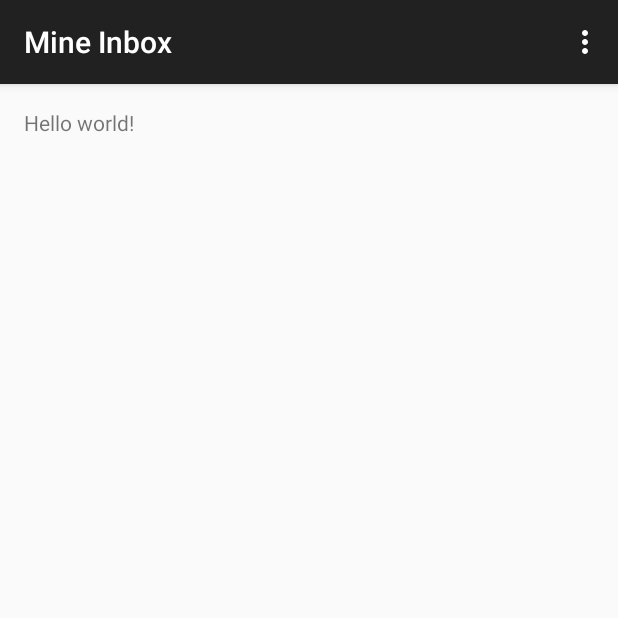
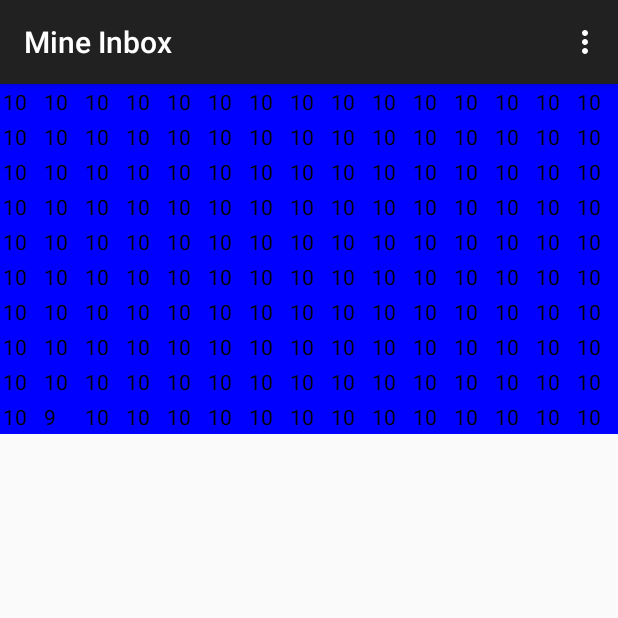
Before and after one commit to zhajnal/MineInbox, an Android app: the screen it shows after launch (MainActivity), on a phone screen of 412 x 824 dp, the top half of it. Run offline under Robolectric (Android 15) with nearby library versions, the phone set to English and light mode, and no system bars.

Commit message:
Mine Field Fragement

```diff
--- a/app/src/main/java/com/sap/i047525/mineinbox/MainActivity.java
+++ b/app/src/main/java/com/sap/i047525/mineinbox/MainActivity.java
@@ -10,8 +10,9 @@ import android.view.MenuItem;
 import android.view.View;
 import android.view.ViewGroup;
 import android.os.Build;
+import android.widget.ImageView;
+import android.widget.RelativeLayout;
 
-//test 2
 
 public class MainActivity extends ActionBarActivity {
 
@@ -21,7 +22,7 @@ public class MainActivity extends ActionBarActivity {
         setContentView(R.layout.activity_main);
         if (savedInstanceState == null) {
             getSupportFragmentManager().beginTransaction()
-                    .add(R.id.container, new PlaceholderFragment())
+                    .add(R.id.container, new MineFieldFragment())
                     .commit();
         }
     }
@@ -52,16 +53,5 @@ public class MainActivity extends ActionBarActivity {
     /**
      * A placeholder fragment containing a simple view.
      */
-    public static class PlaceholderFragment extends Fragment {
 
-        public PlaceholderFragment() {
-        }
-
-        @Override
-        public View onCreateView(LayoutInflater inflater, ViewGroup container,
-                                 Bundle savedInstanceState) {
-            View rootView = inflater.inflate(R.layout.fragment_main, container, false);
-            return rootView;
-        }
-    }
 }
--- /dev/null
+++ b/app/src/main/java/com/sap/i047525/mineinbox/MineFieldFragment.java
@@ -0,0 +1,125 @@
+package com.sap.i047525.mineinbox;
+
+import android.app.Fragment;
+import android.graphics.Color;
+import android.os.Bundle;
+import android.view.LayoutInflater;
+import android.view.View;
+import android.view.ViewGroup;
+import android.widget.AdapterView;
+import android.widget.ArrayAdapter;
+import android.widget.GridView;
+import android.widget.ImageView;
+import android.widget.RelativeLayout;
+import android.widget.Toast;
+
+import java.util.ArrayList;
+import java.util.List;
+import java.util.Random;
+
+/**
+ * Created by I047525 on 2015.03.04..
+ */
+public class MineFieldFragment extends android.support.v4.app.Fragment {
+
+    RelativeLayout rl;
+    GridView grid;
+    List<String> list;
+    int[][] mineField;
+
+    int rows_num = 10;
+    int cols_num = 15;
+    int bomb_num = 10;
+
+    public MineFieldFragment() {
+    }
+
+    @Override
+    public void onCreate(Bundle savedInstanceState) {
+        super.onCreate(savedInstanceState);
+    }
+
+    @Override
+    public View onCreateView(LayoutInflater inflater, ViewGroup container,
+                             Bundle savedInstanceState) {
+        final View rootView = inflater.inflate(R.layout.fragment_main, container, false);
+
+        rl=(RelativeLayout) rootView.findViewById(R.id.rl);
+        grid =new GridView(getActivity());
+        list=new ArrayList<String> ();
+
+        /*for (int i = 0; i < rows_num; i++) {
+            for (int j = 0; j < cols_num; j++) {
+                /*String str = Integer.toString(i) + ";" + Integer.toString(j);
+                list.add(str);*/
+
+                /*mineField[i][j] = 10;
+                if (nrOfBomb < bomb_num) {
+                    Boolean isBomb = new Random().nextBoolean();
+                    if (isBomb == true) {
+                        mineField[i][j] = 9;
+                        nrOfBomb++;
+                    }
+                }
+                list.add((String) Integer.toString(mineField[i][j]));
+            }
+        }*/
+
+        initMineField(rows_num, cols_num);
+
+        ArrayAdapter<String> adp=new ArrayAdapter<String> (getActivity(),
+                R.layout.text_view_layout,list);
+        grid.setNumColumns(cols_num);
+        grid.setBackgroundColor(Color.BLUE);
+        grid.setAdapter(adp);
+        rl.addView(grid);
+
+        grid.setOnItemClickListener(new AdapterView.OnItemClickListener() {
+
+            @Override
+            public void onItemClick(AdapterView<?> arg0, View arg1, int arg2, long arg3) {
+                int row = arg2 / cols_num;
+                int col = arg2 % cols_num;
+
+                /*Toast.makeText(getActivity(), list.get(arg2) + ": " +
+                                Integer.toString(mineField[row][col]),
+                        Toast.LENGTH_SHORT).show();*/
+                Toast.makeText(getActivity(), list.get(arg2) + ": " +
+                                Integer.toString(row) + "-" + Integer.toString(col),
+                        Toast.LENGTH_SHORT).show();
+
+            }
+        });
+
+        return rootView;
+    }
+
+    public void initMineField(int rows, int cols) {
+        mineField = new int[rows][cols];
+        for (int i = 0; i < rows; i++) {
+            for (int j = 0; j < cols; j++) {
+                mineField[i][j] = 10;
+                list.add((String) Integer.toString(mineField[i][j]));
+            }
+        }
+
+        for (int i = 0; i < bomb_num; i++) {
+            Random r = new Random();
+            int listPos = r.nextInt(rows_num * cols_num);
+            list.set(listPos, "9");
+            mineField[getRowForListPos(listPos)][getColForListPos(listPos)] = 9;
+        }
+    }
+
+    public int getRowForListPos(int listPos) {
+        return listPos / cols_num;
+    }
+
+    public int getColForListPos(int listPos) {
+        return listPos % cols_num;
+    }
+
+    public int getListPos(int row, int col) {
+        return row * cols_num + col;
+    }
+}
--- a/app/src/main/res/layout/fragment_main.xml
+++ b/app/src/main/res/layout/fragment_main.xml
@@ -1,12 +1,18 @@
 <RelativeLayout xmlns:android="http://schemas.android.com/apk/res/android"
-    xmlns:tools="http://schemas.android.com/tools" android:layout_width="match_parent"
-    android:layout_height="match_parent" android:paddingLeft="@dimen/activity_horizontal_margin"
-    android:paddingRight="@dimen/activity_horizontal_margin"
-    android:paddingTop="@dimen/activity_vertical_margin"
-    android:paddingBottom="@dimen/activity_vertical_margin"
-    tools:context=".MainActivity$PlaceholderFragment">
+    xmlns:tools="http://schemas.android.com/tools"
+    android:layout_width="match_parent"
+    android:layout_height="match_parent"
+    android:id="@+id/rl">
 
-    <TextView android:text="@string/hello_world" android:layout_width="wrap_content"
-        android:layout_height="wrap_content" />
+<!--<GridView-->
+    <!--android:id="@+id/gridView1"-->
+    <!--android:layout_width="match_parent"-->
+    <!--android:layout_height="wrap_content"-->
+    <!--android:layout_alignParentLeft="true"-->
+    <!--android:layout_alignParentTop="true"-->
+    <!--android:background="#7CFC00"-->
+     <!-->-->
+<!--</GridView>-->
+
 
 </RelativeLayout>
--- /dev/null
+++ b/app/src/main/res/layout/text_view_layout.xml
@@ -0,0 +1,13 @@
+<?xml version="1.0" encoding="utf-8"?>
+
+<TextView xmlns:android="http://schemas.android.com/apk/res/android"
+    android:layout_width="match_parent"
+    android:layout_height="wrap_content"
+    android:gravity="center_vertical"
+    android:id="@+id/text_view_layout"
+    android:padding="2dp"
+    android:textColor="#000000"
+    android:paddingLeft="2dp"
+    android:paddingTop="2dp"
+    android:paddingRight="2dp"
+    android:paddingBottom="2dp" />
```
